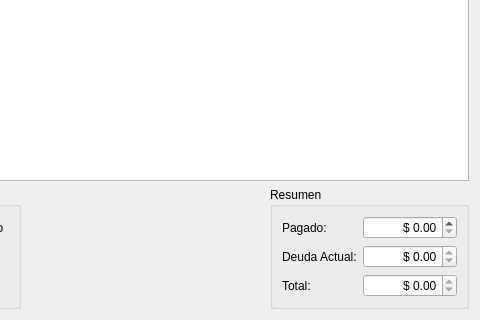
chungote/gestotux, file trunk/plugins/pagos/FormReciboBase.ui: the form before one commit; both pictures show x 119 to 599 and y 87 to 407 of the 599 by 407 pixel window.
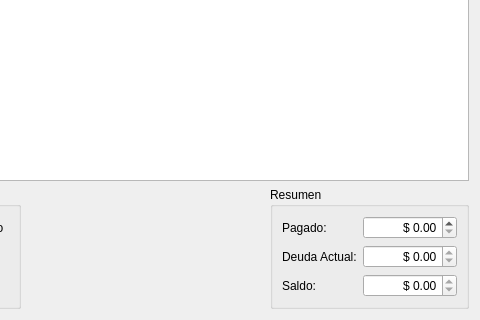
The form after the commit. Custom widgets are drawn as their Qt base class.

Commit message: - Cambiado sistema de recibos para que no muestre deuda actual y total si el cliente no posee cuenta corriente. - Mejorado el sistema de ayuda.

The edit to the form file:
```diff
--- a/trunk/plugins/pagos/FormReciboBase.ui
+++ b/trunk/plugins/pagos/FormReciboBase.ui
@@ -190,7 +190,7 @@
           <item>
            <widget class="QLabel" name="label_6">
             <property name="text">
-             <string>Total:</string>
+             <string>Saldo:</string>
             </property>
            </widget>
           </item>
```
Left out of the diff: 4 changed lines with no effect on the pictures. The commit also changes 9 other files.
